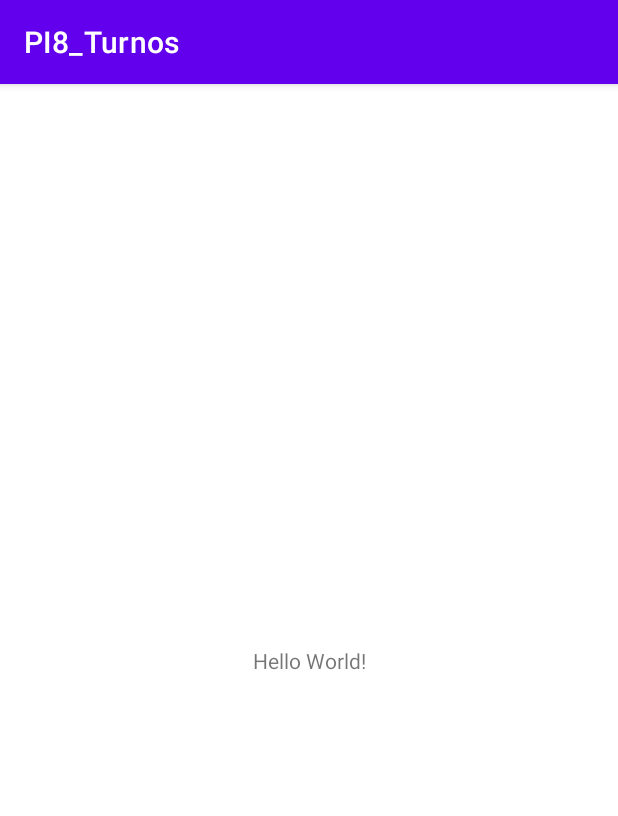
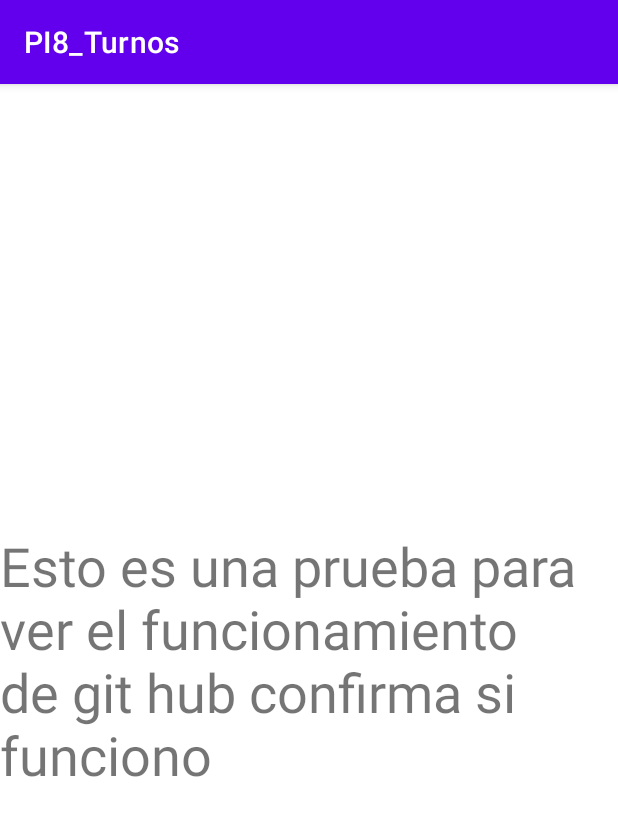
Before and after one commit to KikeMccy/PI8_Turnos, an Android app: the screen it shows after launch (MainActivity), on a phone screen of 412 x 824 dp. Shown: the top 816 px of the screen. Run offline under Robolectric (Android 15) with nearby library versions, the phone set to English and light mode, and no system bars.

Commit message:
Primer commit

```diff
--- a/app/src/main/res/layout/activity_main.xml
+++ b/app/src/main/res/layout/activity_main.xml
@@ -9,7 +9,8 @@
     <TextView
         android:layout_width="wrap_content"
         android:layout_height="wrap_content"
-        android:text="Hello World!"
+        android:text="Esto es una prueba para ver el funcionamiento de git hub confirma si funciono"
+        android:textSize="36sp"
         app:layout_constraintBottom_toBottomOf="parent"
         app:layout_constraintLeft_toLeftOf="parent"
         app:layout_constraintRight_toRightOf="parent"
```
